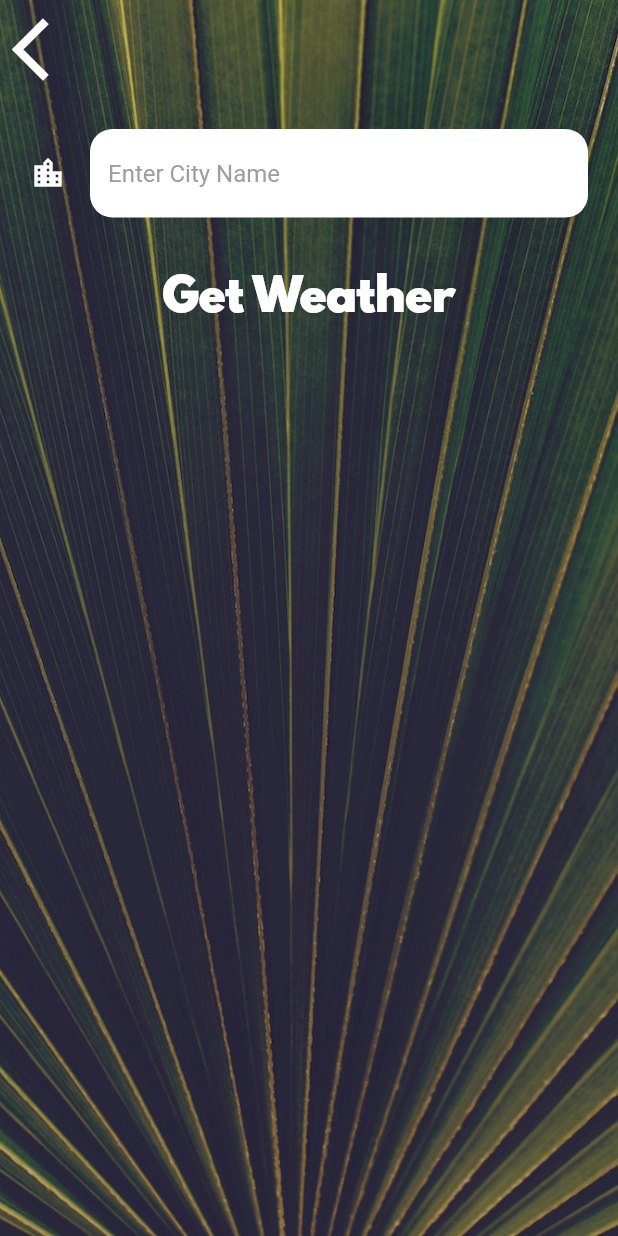
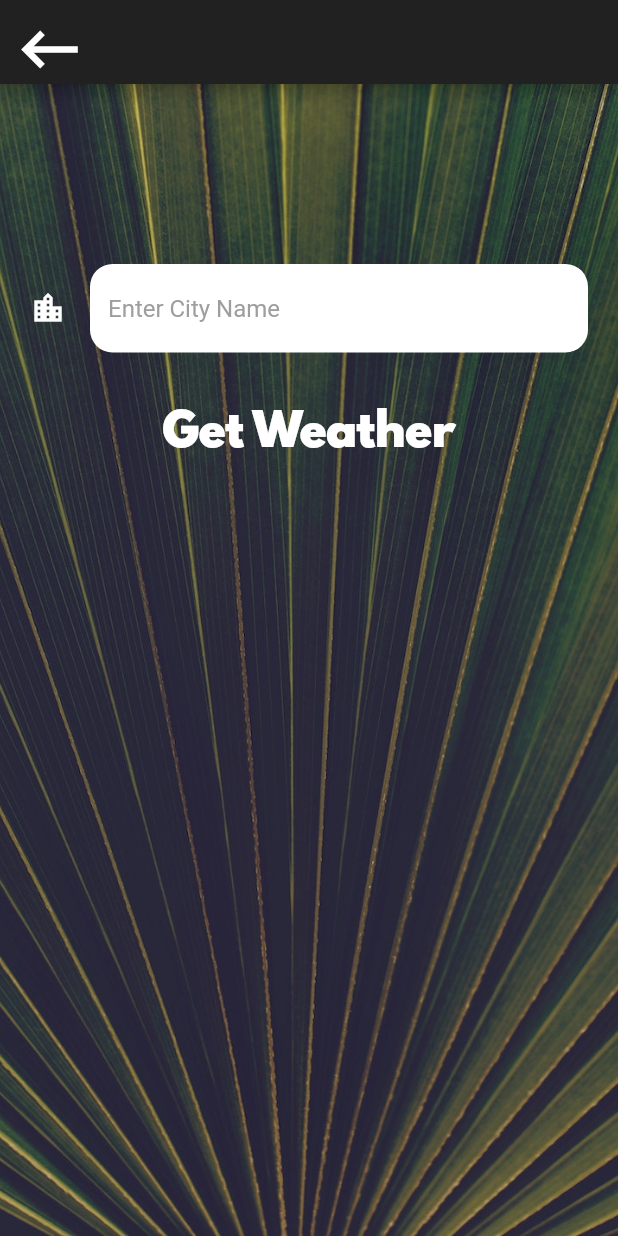
Before and after one commit to AliE99/weather-forecast, a Flutter app: the CityScreen screen opened directly, on a phone screen of 412 x 824 dp. Run offline on Flutter 3.47's test engine with Material 2 defaults, Android fonts, the phone set to English and light mode, and no system bars; our stand-ins replace flutter_spinkit, geolocator; network calls fail.

Commit message:
Appbar inserted to the application

```diff
--- a/lib/screens/city_screen.dart
+++ b/lib/screens/city_screen.dart
@@ -11,6 +11,17 @@ class _CityScreenState extends State<CityScreen> {
   @override
   Widget build(BuildContext context) {
     return Scaffold(
+      appBar: AppBar(
+        leading: IconButton(
+          icon: const Icon(
+            Icons.keyboard_backspace,
+            size: 50.0,
+          ),
+          onPressed: () async {
+            Navigator.pop(context);
+          },
+        ),
+      ),
       body: Container(
         decoration: BoxDecoration(
           image: DecorationImage(
@@ -22,18 +33,8 @@ class _CityScreenState extends State<CityScreen> {
         child: SafeArea(
           child: Column(
             children: <Widget>[
-              Align(
-                alignment: Alignment.topLeft,
-                child: TextButton(
-                  onPressed: () {
-                    Navigator.pop(context);
-                  },
-                  child: Icon(
-                    Icons.arrow_back_ios,
-                    color: Colors.white,
-                    size: 50.0,
-                  ),
-                ),
+              SizedBox(
+                height: 100.0,
               ),
               Container(
                 padding: EdgeInsets.all(20.0),
--- a/lib/screens/loading_screen.dart
+++ b/lib/screens/loading_screen.dart
@@ -27,7 +27,6 @@ class _LoadingScreenState extends State<LoadingScreen> {
 
   @override
   Widget build(BuildContext context) {
-    print('hi');
     return Scaffold(
       appBar: AppBar(),
       body: Center(
```
Also changed, not shown: lib/screens/location_screen.dart (+30 -32 lines).
